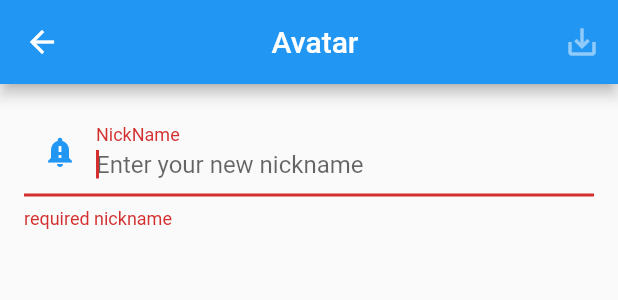
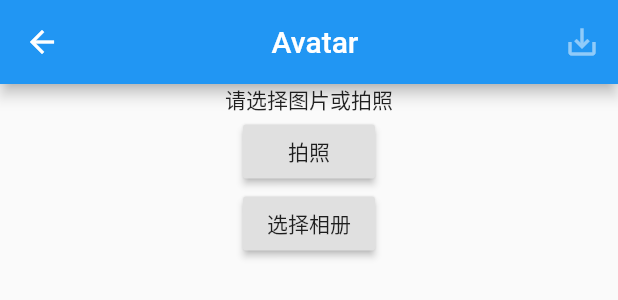
Before and after one commit to dianluyuanli-wp/IChat_For_Flutter, a Flutter app: the MyAccount widget shown alone on an empty page, opened directly, after a tap on "Avatar", on a phone screen of 412 x 824 dp. Shown: the top 300 px of the screen. Run offline on Flutter 3.47's test engine with Material 2 defaults, Android fonts, the phone set to English and light mode, and no system bars; our stand-ins replace cached_network_image, dio, image_picker, shared_preferences, toast; accounts and stored records are empty; network calls fail.

Commit message:
fix: 调用图片获取

```diff
--- /dev/null
+++ b/lib/page/modify/avatar.dart
@@ -0,0 +1,93 @@
+import 'package:flutter/material.dart';
+import 'package:provider/provider.dart';
+import '../../global.dart';
+import 'package:image_picker/image_picker.dart';
+
+class Avatar extends StatefulWidget {
+  Avatar({Key key, @required this.handler, @required this.modifyFunc})
+    : super(key: key);
+  final ValueChanged<bool> handler;
+  final modifyFunc;
+
+  @override
+  _AvatarState createState() => _AvatarState();
+}
+
+class _AvatarState extends State<Avatar> {
+  var _imgPath;
+  bool showImg = false;
+  num showCircle = 0;
+
+  @override
+  Widget build(BuildContext context) {
+    return Column(
+      children: <Widget>[
+        SingleChildScrollView(child: imageView(context),) ,
+        RaisedButton(
+          onPressed: showCar,
+          child: Text('拍照')
+        ),
+        RaisedButton(
+          onPressed: show,
+          child: Text('选择相册')
+        )
+      ],
+    );
+  }
+
+  Widget imageView(BuildContext context) {
+    if (_imgPath == null || showCircle == 1) {
+      return Center(
+        child: Text('请选择图片或拍照'),
+      );
+    } else if(_imgPath == null || showCircle != 2 ) {
+      return Center(
+        child: Image.asset("images/loading.gif",
+          width: 375.0,
+          height: 375,
+        )
+      );
+    } else {
+      return Center(
+          child: FadeInImage(
+            placeholder: AssetImage("images/loading.gif"),
+            image: FileImage(_imgPath),
+            height: 375,
+            width: 375,
+          )
+      );
+    }
+  }
+
+  void _takePhoto() async {
+    var image = await ImagePicker.pickImage(source: ImageSource.camera);
+    setState(() {
+      showCircle = 2;
+      _imgPath = image;
+    });
+  }
+
+  void show() {
+    setState(() {
+      showImg = true;
+      showCircle = 1;
+    });
+    _openGallery();
+  }
+
+  void showCar() {
+    setState(() {
+      showImg = true;
+      showCircle = 1;
+    });
+    _takePhoto();
+  }
+
+  Future _openGallery() async {
+    var image = await ImagePicker.pickImage(source: ImageSource.gallery);
+    setState(() {
+      showCircle = 2;
+      _imgPath = image;
+    });
+  }
+}
--- a/lib/page/modify/modify.dart
+++ b/lib/page/modify/modify.dart
@@ -3,6 +3,7 @@ import 'package:provider/provider.dart';
 import '../../global.dart';
 import 'nickname.dart';
 import 'password.dart';
+import 'avatar.dart';
 import 'package:toast/toast.dart';
 import '../../tools/network.dart';
 
@@ -70,7 +71,8 @@ class _ModifyState extends State<Modify> {
     final Map arg = ModalRoute.of(context).settings.arguments;
     final Map modifyWidgtMap = {
       'nickName': NickName(handler: _changeSaveStatus, modifyFunc: modifyContent),
-      'passWord': Password(handler: _changeSaveStatus, modifyFunc: modifyContent)
+      'passWord': Password(handler: _changeSaveStatus, modifyFunc: modifyContent),
+      'avatar': Avatar(handler: _changeSaveStatus, modifyFunc: modifyContent)
     };
     Color saveColor = Colors.white;
     Color canNotSaveColor = Color.fromRGBO(255, 255, 255, 0.5);
--- a/lib/page/myAccount.dart
+++ b/lib/page/myAccount.dart
@@ -30,7 +30,7 @@ class _MyAccountState extends State<MyAccount> {
               child: Column(
                 children: <Widget>[
                   ModifyItem(text: 'Nickname', keyName: 'nickName'),
-                  ModifyItem(text: 'Avatar', keyName: 'nickName'),
+                  ModifyItem(text: 'Avatar', keyName: 'avatar'),
                   ModifyItem(text: 'Password', keyName: 'passWord', useBottomBorder: true)
                 ],
               ),
--- a/pubspec.yaml
+++ b/pubspec.yaml
@@ -28,6 +28,7 @@ dependencies:
   toast: ^0.1.3
   shared_preferences: ^0.5.4+3
   cached_network_image: ^1.1.3
+  image_picker: ^0.6.2+1
 
 dev_dependencies:
   flutter_test:
@@ -49,6 +50,8 @@ flutter:
   # assets:
   #  - images/a_dot_burr.jpeg
   #  - images/a_dot_ham.jpeg
+  assets:
+    - images/loading.gif
 
   # An image asset can refer to one or more resolution-specific "variants", see
   # https://flutter.dev/assets-and-images/#resolution-aware.
```
Also changed, not shown: images/loading.gif (added), pubspec.lock.
